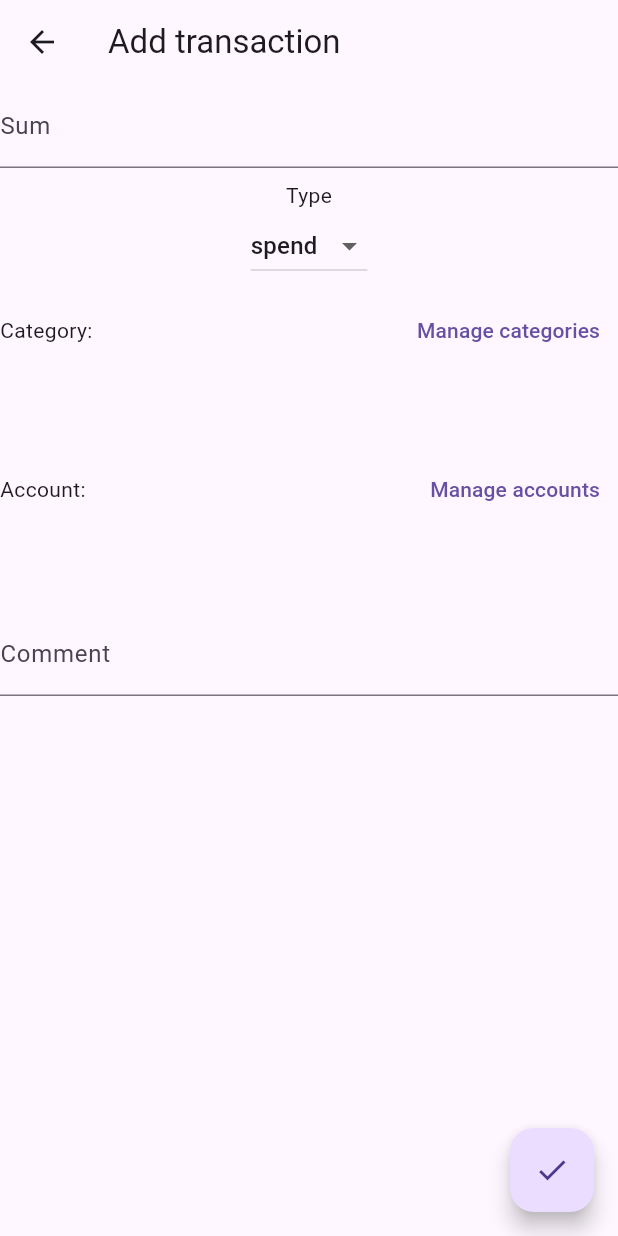
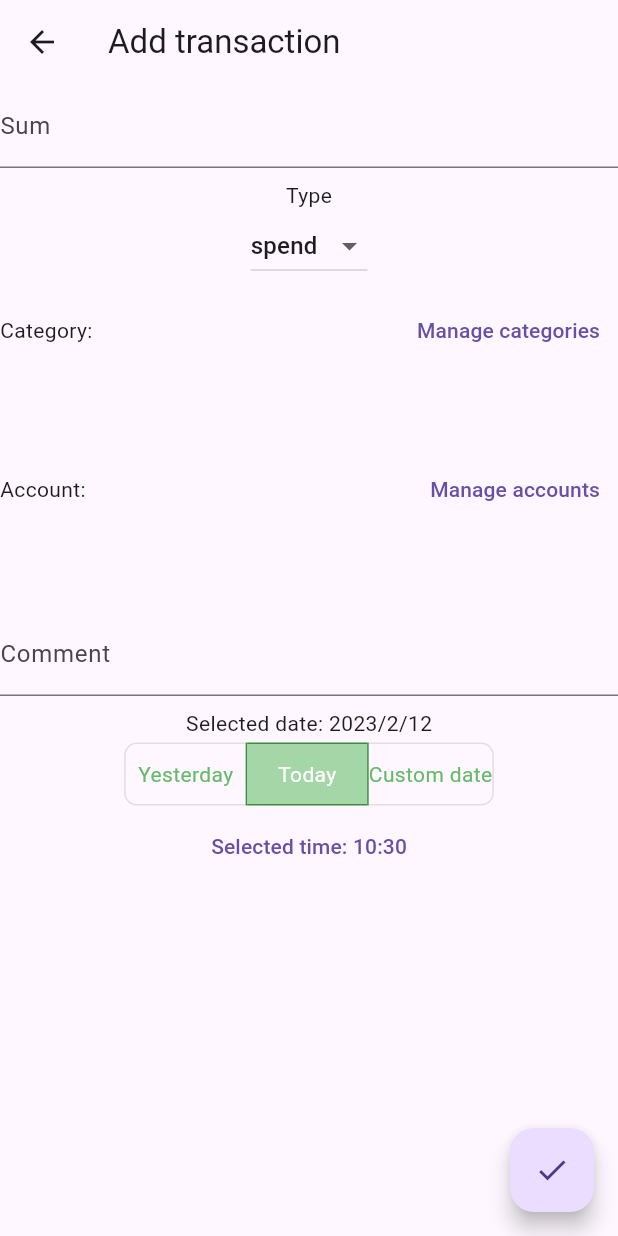
Before and after one commit to chitkiu/balance_budget, a Flutter app: the screen it shows once a user with an empty profile is signed in, after a tap on the "add" icon, on a phone screen of 412 x 824 dp. Run offline on Flutter 3.47's test engine with Material 2 defaults, Android fonts, the phone set to English and light mode, and no system bars; drawn by our look-alikes of flutter_platform_widgets; our stand-ins replace firebase_auth, firebase_core, firebase_database, get, rxdart; missing offline and left inert: firebase_ui_auth; accounts and stored records are empty; generated files the repository leaves out were written again.

Commit message:
Added time selection for transaction

```diff
--- a/lib/accounts/add/ui/add_account_screen.dart
+++ b/lib/accounts/add/ui/add_account_screen.dart
@@ -37,7 +37,8 @@ class AddAccountScreen extends CommonScaffoldWithButtonScreen<AddAccountControll
         const SizedBox(height: 8,),
         Text(Get.localisation.addAccountTypeSelector),
         //TODO Make it cross-platform
-        Obx(() {
+        Material(
+          child: Obx(() {
             return DropdownButton(
               items: AccountType.values.map((e) {
                 return DropdownMenuItem<AccountType>(
@@ -53,6 +54,7 @@ class AddAccountScreen extends CommonScaffoldWithButtonScreen<AddAccountControll
               },
             );
           }),
+        ),
         Obx(() {
           AccountType accountType = controller.accountType.value;
           switch (accountType) {
--- a/lib/categories/add/ui/add_category_screen.dart
+++ b/lib/categories/add/ui/add_category_screen.dart
@@ -35,7 +35,8 @@ class AddCategoryScreen extends CommonScaffoldWithButtonScreen<AddCategoryContro
         const SizedBox(height: 8,),
         Text(Get.localisation.transactionTypeHint),
         //TODO Make it cross-platform
-        Obx(() {
+        Material(
+          child: Obx(() {
             return DropdownButton(
               items: TransactionType.values.map((e) {
                 return DropdownMenuItem<TransactionType>(
@@ -51,6 +52,7 @@ class AddCategoryScreen extends CommonScaffoldWithButtonScreen<AddCategoryContro
               },
             );
           }),
+        ),
       ],
     );
   }
--- a/lib/common/ui/common_scaffold_with_button_screen.dart
+++ b/lib/common/ui/common_scaffold_with_button_screen.dart
@@ -31,7 +31,9 @@ abstract class CommonScaffoldWithButtonScreen<T> extends GetView<T> {
           );
         },
       ),
-      body: body(context),
+      body: SafeArea(
+        child: body(context),
+      ),
       material: (context, platform) {
         return MaterialScaffoldData(
             floatingActionButton: FloatingActionButton(
--- a/lib/main.dart
+++ b/lib/main.dart
@@ -1,4 +1,5 @@
 import 'package:firebase_core/firebase_core.dart';
+import 'package:flutter/cupertino.dart';
 import 'package:flutter/material.dart';
 import 'package:flutter_gen/gen_l10n/app_localizations.dart';
 import 'package:flutter_platform_widgets/flutter_platform_widgets.dart';
@@ -36,6 +37,7 @@ class MyApp extends StatelessWidget {
         onGenerateTitle: (context) => AppLocalizations.of(context)!.appTitle,
         localizationsDelegates: AppLocalizations.localizationsDelegates,
         supportedLocales: AppLocalizations.supportedLocales,
+        theme: const CupertinoThemeData(brightness: Brightness.light),
         home: const AuthGate(),
       );
     }
--- a/lib/transactions/add/domain/add_transaction_controller.dart
+++ b/lib/transactions/add/domain/add_transaction_controller.dart
@@ -1,7 +1,8 @@
 import 'dart:async';
 
+import 'package:flutter/material.dart';
 import 'package:get/get.dart';
-import 'package:rxdart/rxdart.dart';
+import 'package:rxdart/rxdart.dart' as rxd;
 
 import '../../../accounts/common/data/local_account_repository.dart';
 import '../../../accounts/list/domain/accounts_binding.dart';
@@ -11,6 +12,7 @@ import '../../../categories/list/domain/categories_binding.dart';
 import '../../../categories/list/ui/categories_screen.dart';
 import '../../../common/data/models/transaction_type.dart';
 import '../../common/data/local_transactions_repository.dart';
+import '../ui/models/select_date_ui_model.dart';
 import '../ui/models/transaction_account_ui_model.dart';
 import '../ui/models/transaction_category_ui_model.dart';
 import 'mappers/transaction_account_ui_mapper.dart';
@@ -34,6 +36,10 @@ class AddTransactionController extends GetxController {
 
   Rxn<String> selectedAccount = Rxn();
 
+  Rx<SelectDayUIModel> selectedDate = SelectDayUIModel.now().obs;
+
+  Rx<TimeOfDay> selectedTime = TimeOfDay.now().obs;
+
   var selectedType = TransactionType.spend.obs;
 
   StreamSubscription? _subscription;
@@ -44,7 +50,7 @@ class AddTransactionController extends GetxController {
     _subscription?.cancel();
 
     //TODO Move to separate class
-    _subscription = CombineLatestStream.combine3(
+    _subscription = rxd.CombineLatestStream.combine3(
       _categoryRepo.categories,
       selectedCategory.stream,
       selectedType.stream,
@@ -58,7 +64,7 @@ class AddTransactionController extends GetxController {
     selectedType.refresh();
 
     _accountSubscription?.cancel();
-    _accountSubscription = CombineLatestStream.combine2(
+    _accountSubscription = rxd.CombineLatestStream.combine2(
       _accountRepo.accounts,
       selectedAccount.stream,
       _spendAccountUIMapper.map,
@@ -106,7 +112,7 @@ class AddTransactionController extends GetxController {
         selectedType.value,
         categoryId,
         accountId,
-        DateTime.now(),
+        _combineDateAndTime(selectedDate.value.dateTime, selectedTime.value),
         currentComment
     );
 
@@ -119,6 +125,26 @@ class AddTransactionController extends GetxController {
 
   void selectAccount(TransactionAccountUIModel account) {
     selectedAccount.value = account.accountId;
+  }
+
+  void selectYesterday() {
+    selectedDate.value = SelectDayUIModel(
+      DateTime.now().subtract(const Duration(days: 1)),
+      isToday: false,
+      isYesterday: true,
+    );
+  }
+
+  void selectToday() {
+    selectedDate.value = SelectDayUIModel.now();
+  }
+
+  void selectCustomDay(DateTime dateTime) {
+    selectedDate.value = SelectDayUIModel(
+      dateTime,
+      isToday: false,
+      isYesterday: false,
+    );
   }
 
   void onManageCategoriesClick() {
@@ -134,4 +160,14 @@ class AddTransactionController extends GetxController {
       binding: AccountsBinding(),
     );
   }
+
+  DateTime _combineDateAndTime(DateTime date, TimeOfDay time) {
+    return DateTime(
+      date.year,
+      date.month,
+      date.day,
+      time.hour,
+      time.minute
+    );
+  }
 }
--- a/lib/transactions/add/ui/add_transaction_screen.dart
+++ b/lib/transactions/add/ui/add_transaction_screen.dart
@@ -1,3 +1,6 @@
+import 'dart:io';
+
+import 'package:flutter/cupertino.dart';
 import 'package:flutter/material.dart';
 import 'package:flutter_platform_widgets/flutter_platform_widgets.dart';
 import 'package:get/get.dart';
@@ -16,7 +19,8 @@ class AddTransactionScreen extends CommonScaffoldWithButtonScreen<AddTransaction
 
   @override
   Widget body(BuildContext context) {
-    return Column(
+    return SingleChildScrollView(
+      child: Column(
         children: [
           PlatformTextField(
             keyboardType: const TextInputType.numberWithOptions(signed: true, decimal: true),
@@ -38,7 +42,8 @@ class AddTransactionScreen extends CommonScaffoldWithButtonScreen<AddTransaction
           const SizedBox(height: 8,),
           Text(Get.localisation.transactionTypeHint),
           //TODO Make it cross-platform
-        Obx(() {
+          Material(
+            child: Obx(() {
               return DropdownButton(
                 items: TransactionType.values.map((e) {
                   return DropdownMenuItem<TransactionType>(
@@ -54,6 +59,7 @@ class AddTransactionScreen extends CommonScaffoldWithButtonScreen<AddTransaction
                 },
               );
             }),
+          ),
 
           const SizedBox(
             height: 8,
@@ -147,8 +153,114 @@ class AddTransactionScreen extends CommonScaffoldWithButtonScreen<AddTransaction
               );
             },
           ),
+
+          //TODO Split ios and android - for ios use single picker, for android use split picker
+          const SizedBox(
+            height: 8,
+          ),
+          Obx(() {
+            var selectedDate = controller.selectedDate.value;
+
+            return Column(
+              children: [
+                Text("Selected date: ${selectedDate.dateTime.year}/${selectedDate.dateTime
+                    .month}/${selectedDate.dateTime.day}"),
+                ToggleButtons(
+                  onPressed: (index) async {
+                    switch (index) {
+                      case 0:
+                        controller.selectYesterday();
+                        break;
+                      case 1:
+                        controller.selectToday();
+                        break;
+                      case 2:
+                        var newDate = await showPlatformDatePicker(
+                            context: context,
+                            initialDate: selectedDate.dateTime,
+                            firstDate: DateTime(1),
+                            lastDate: DateTime(9999)
+                        );
+                        controller.selectCustomDay(newDate ?? selectedDate.dateTime);
+                        break;
+                    }
+                  },
+                  isSelected: [
+                    selectedDate.isYesterday,
+                    selectedDate.isToday,
+                    !selectedDate.isYesterday && !selectedDate.isToday
+                  ],
+                  borderRadius: const BorderRadius.all(Radius.circular(8)),
+                  selectedBorderColor: Colors.green[700],
+                  selectedColor: Colors.white,
+                  fillColor: Colors.green[200],
+                  color: Colors.green[400],
+                  constraints: const BoxConstraints(
+                    minHeight: 40.0,
+                    minWidth: 80.0,
+                  ),
+                  children: const [
+                    Text("Yesterday"),
+                    Text("Today"),
+                    Text("Custom date")
+                  ],
+                )
               ],
             );
+          }),
+          Obx(() {
+            var selectedTime = controller.selectedTime.value;
+
+            return PlatformTextButton(
+              onPressed: () async {
+                if (Platform.isAndroid) {
+                  var newTime = await showTimePicker(
+                    context: Get.overlayContext!,
+                    initialTime: TimeOfDay(
+                        hour: selectedTime.hour, minute: selectedTime.minute),
+                  );
+                  controller.selectedTime.value = newTime ?? selectedTime;
+                } else if (Platform.isIOS) {
+                  _showDialog(
+                    CupertinoDatePicker(
+                      initialDateTime: DateTime(2023, 1, 1, selectedTime.hour, selectedTime.minute),
+                      mode: CupertinoDatePickerMode.time,
+                      use24hFormat: true,
+                      onDateTimeChanged: (DateTime newTime) {
+                        controller.selectedTime.value = TimeOfDay(hour: newTime.hour,
+                            minute: newTime.minute);
+                      },
+                    ),
+                  );
+                }
+              },
+              child: Text("Selected time: ${selectedTime.hour}:${selectedTime.minute}"),
+            );
+          }),
+        ],
+      ),
+    );
+  }
+
+  void _showDialog(Widget child) {
+    showCupertinoModalPopup<void>(
+        context: Get.overlayContext!,
+        builder: (BuildContext context) => Container(
+          height: 216,
+          padding: const EdgeInsets.only(top: 6.0),
+          // The Bottom margin is provided to align the popup above the system
+          // navigation bar.
+          margin: EdgeInsets.only(
+            bottom: MediaQuery.of(context).viewInsets.bottom,
+          ),
+          // Provide a background color for the popup.
+          color: CupertinoColors.systemBackground.resolveFrom(context),
+          // Use a SafeArea widget to avoid system overlaps.
+          child: SafeArea(
+            top: false,
+            child: child,
+          ),
+        ));
   }
 
   @override
--- /dev/null
+++ b/lib/transactions/add/ui/models/select_date_ui_model.dart
@@ -0,0 +1,15 @@
+class SelectDayUIModel {
+  final DateTime dateTime;
+  final bool isToday;
+  final bool isYesterday;
+
+  SelectDayUIModel(this.dateTime, {required this.isToday, required this.isYesterday});
+
+  static SelectDayUIModel now() {
+    return SelectDayUIModel(
+      DateTime.now(),
+      isYesterday: false,
+      isToday: true,
+    );
+  }
+}
```
Also changed, not shown: 3 other files. Lines whose indentation alone changed are shown as unchanged.
